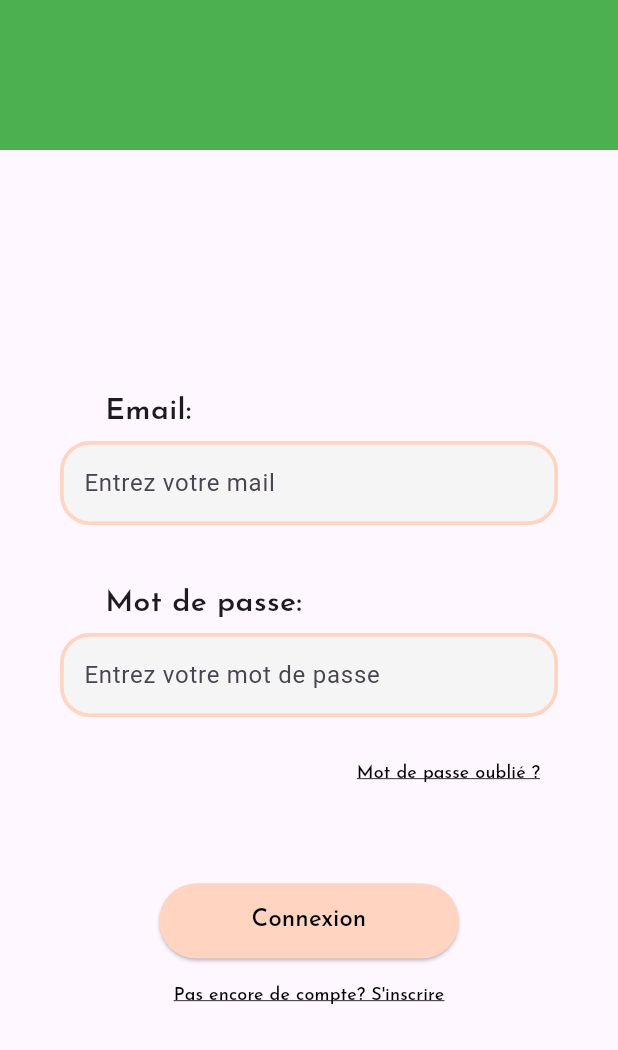
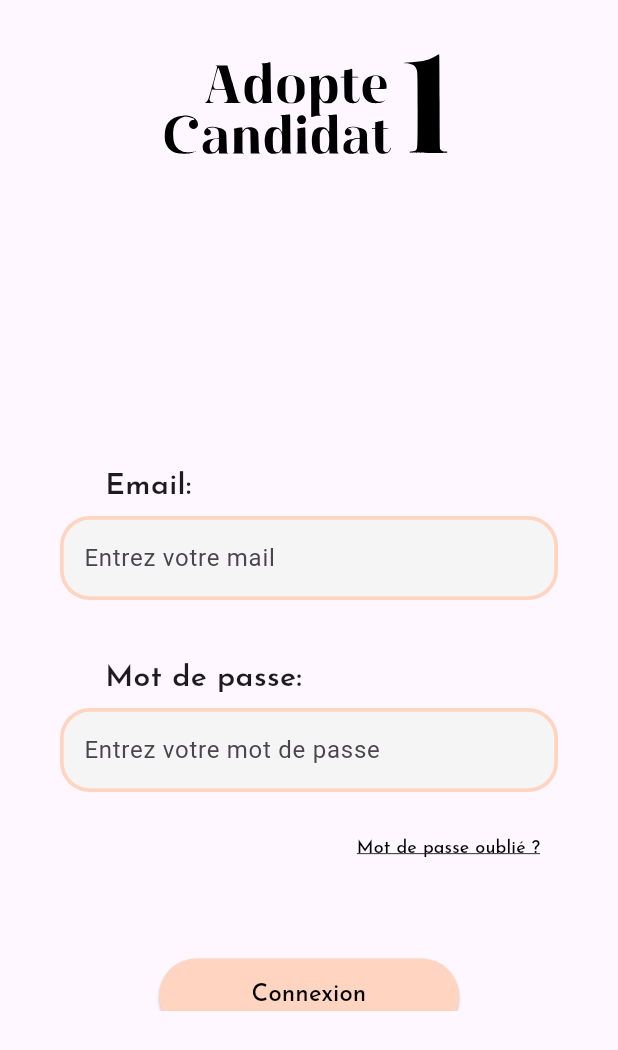
Before and after one commit to algosup/2023-2024-project-5-flutter-team-3, a Flutter app: the screen it shows after launch, after a tap on an icon or button, on a phone screen of 412 x 824 dp. Shown: the top 1050 px of the screen. Run offline on Flutter 3.47's test engine with Material 3 defaults, Android fonts, the light colour scheme and no system bars; our stand-ins replace cloud_firestore, firebase_auth, firebase_core, flutter_svg, get, go_router and 2 more; accounts and stored records are empty.

Commit message:
Almost finish Icon placement in the appbar

```diff
--- a/adopte_a_candidate/lib/pages/log_in.dart
+++ b/adopte_a_candidate/lib/pages/log_in.dart
@@ -19,16 +19,10 @@ class LogIn extends StatelessWidget {
     final controller = Get.put(SignUpController());
     return Scaffold(
       appBar: PreferredSize(
-        preferredSize: const Size.fromHeight(100.0),
-        child: AppBar(
-          backgroundColor: Colors.green,
-          // actions: <Widget>[
-          //   SvgPicture.asset(
-          //     'assets/images/LogoAdopteACandidate.svg',
-          //     semanticsLabel: 'Logo',
-          //     height: 200.0,
-          //   ),
-          // ],
+        preferredSize: const Size.fromHeight(150.0),
+        child: SvgPicture.asset(
+          'assets/images/LogoAdopteACandidate.svg',
+          height: 150,
         ),
       ),
       body: LayoutBuilder(
--- a/adopte_a_candidate/lib/pages/sign_up.dart
+++ b/adopte_a_candidate/lib/pages/sign_up.dart
@@ -60,16 +60,10 @@ class _AskIfCompanyState extends State<AskIfCompany> {
 
     return Scaffold(
       appBar: PreferredSize(
-        preferredSize: const Size.fromHeight(100.0),
-        child: AppBar(
-          backgroundColor: Colors.green,
-          // actions: <Widget>[
-          //   SvgPicture.asset(
-          //     'assets/images/LogoAdopteACandidate.svg',
-          //     semanticsLabel: 'Logo',
-          //     height: 200.0,
-          //   ),
-          // ],
+        preferredSize: const Size.fromHeight(150.0),
+        child: SvgPicture.asset(
+          'assets/images/LogoAdopteACandidate.svg',
+          height: 150,
         ),
       ),
       body: LayoutBuilder(
```
